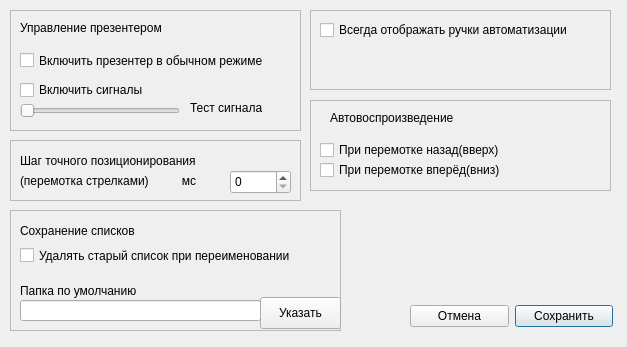
Before: the Qt Designer form GUI/options.ui in Eugene-q/PresenterPlayer, drawn with Qt 5.
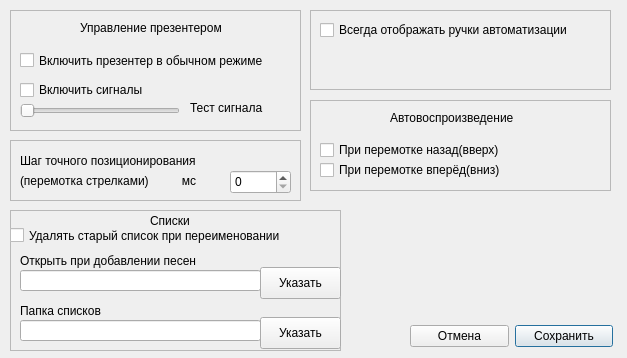
After: the same form once the commit is applied.

Commit message: 215 - Папку для поиска песен по умолчанию - в настройки -- Добавлено поле и кнопка указания.  OptionsDialog.set_default_save_dir() переименован в set_default_dir() и теперь запрашивает папку для любого поля(line), поданного на вход.

The edit to the form file:
```diff
--- a/GUI/options.ui
+++ b/GUI/options.ui
@@ -13,7 +13,7 @@
     <x>0</x>
     <y>0</y>
     <width>627</width>
-    <height>347</height>
+    <height>358</height>
    </rect>
   </property>
   <property name="windowTitle">
@@ -63,7 +63,7 @@
    <widget class="QLabel" name="label">
     <property name="geometry">
      <rect>
-      <x>10</x>
+      <x>70</x>
       <y>10</y>
       <width>171</width>
       <height>16</height>
@@ -104,7 +104,7 @@
    <property name="geometry">
     <rect>
      <x>410</x>
-     <y>300</y>
+     <y>320</y>
      <width>203</width>
      <height>32</height>
     </rect>
@@ -189,7 +189,7 @@
    <widget class="QLabel" name="label_3">
     <property name="geometry">
      <rect>
-      <x>20</x>
+      <x>80</x>
       <y>10</y>
       <width>171</width>
       <height>16</height>
@@ -286,7 +286,7 @@
      <x>10</x>
      <y>210</y>
      <width>331</width>
-     <height>121</height>
+     <height>141</height>
     </rect>
    </property>
    <property name="frameShape">
@@ -299,20 +299,20 @@
     <property name="geometry">
      <rect>
       <x>10</x>
-      <y>70</y>
+      <y>90</y>
       <width>141</width>
       <height>21</height>
      </rect>
     </property>
     <property name="text">
-     <string>Папка по умолчанию</string>
+     <string>Папка списков</string>
     </property>
    </widget>
    <widget class="QLineEdit" name="lineDefaultSaveDir">
     <property name="geometry">
      <rect>
       <x>10</x>
-      <y>90</y>
+      <y>110</y>
       <width>241</width>
       <height>21</height>
      </rect>
@@ -325,7 +325,7 @@
     <property name="geometry">
      <rect>
       <x>250</x>
-      <y>87</y>
+      <y>107</y>
       <width>81</width>
       <height>32</height>
      </rect>
@@ -337,21 +337,21 @@
    <widget class="QLabel" name="label_7">
     <property name="geometry">
      <rect>
-      <x>10</x>
-      <y>10</y>
-      <width>211</width>
+      <x>140</x>
+      <y>0</y>
+      <width>51</width>
       <height>21</height>
      </rect>
     </property>
     <property name="text">
-     <string>Сохранение списков</string>
+     <string>Списки</string>
     </property>
    </widget>
    <widget class="QCheckBox" name="checkBoxRenameDeleteOldList">
     <property name="geometry">
      <rect>
-      <x>10</x>
-      <y>30</y>
+      <x>0</x>
+      <y>10</y>
       <width>311</width>
       <height>31</height>
      </rect>
@@ -360,6 +360,45 @@
      <string>Удалять старый список при переименовании</string>
     </property>
    </widget>
+   <widget class="QLabel" name="label_8">
+    <property name="geometry">
+     <rect>
+      <x>10</x>
+      <y>40</y>
+      <width>201</width>
+      <height>21</height>
+     </rect>
+    </property>
+    <property name="text">
+     <string>Открыть при добавлении песен</string>
+    </property>
+   </widget>
+   <widget class="QPushButton" name="buttonSetDefaultMusicDir">
+    <property name="geometry">
+     <rect>
+      <x>250</x>
+      <y>57</y>
+      <width>81</width>
+      <height>32</height>
+     </rect>
+    </property>
+    <property name="text">
+     <string>Указать</string>
+    </property>
+   </widget>
+   <widget class="QLineEdit" name="lineDefaultMusicDir">
+    <property name="geometry">
+     <rect>
+      <x>10</x>
+      <y>60</y>
+      <width>241</width>
+      <height>21</height>
+     </rect>
+    </property>
+    <property name="readOnly">
+     <bool>true</bool>
+    </property>
+   </widget>
   </widget>
  </widget>
  <resources/>
```
The commit also changes 1 other file.
